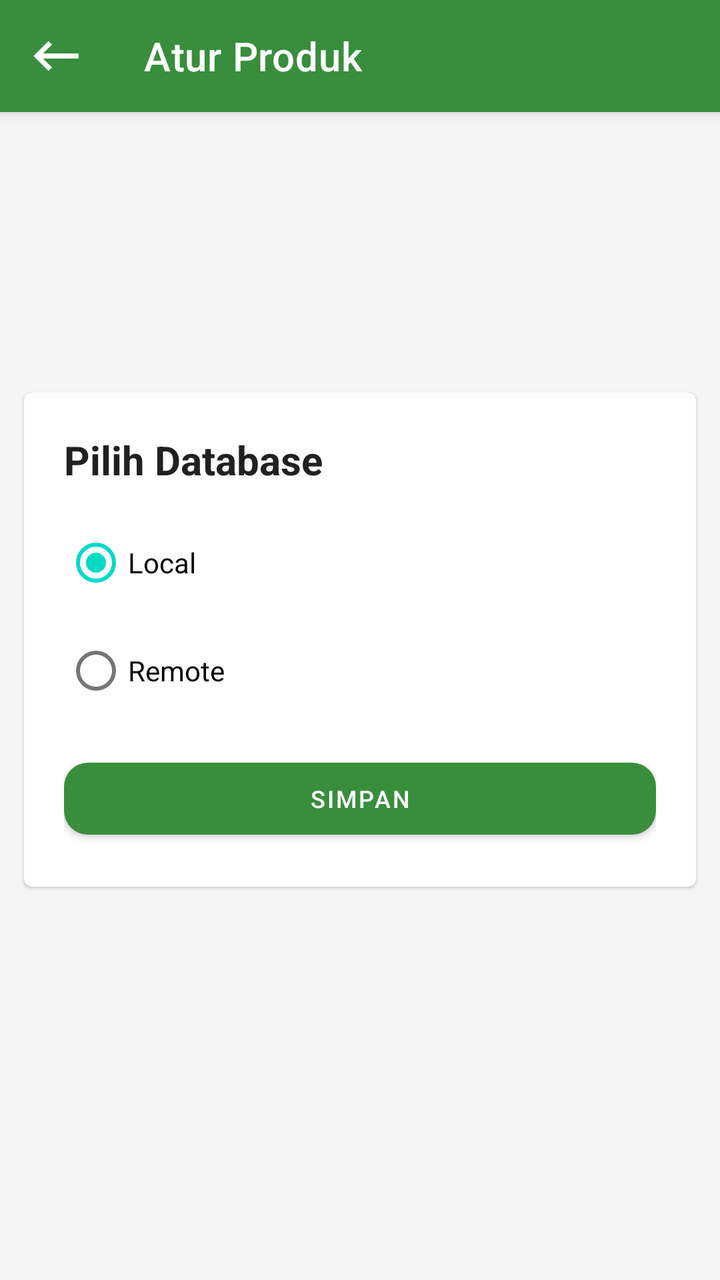
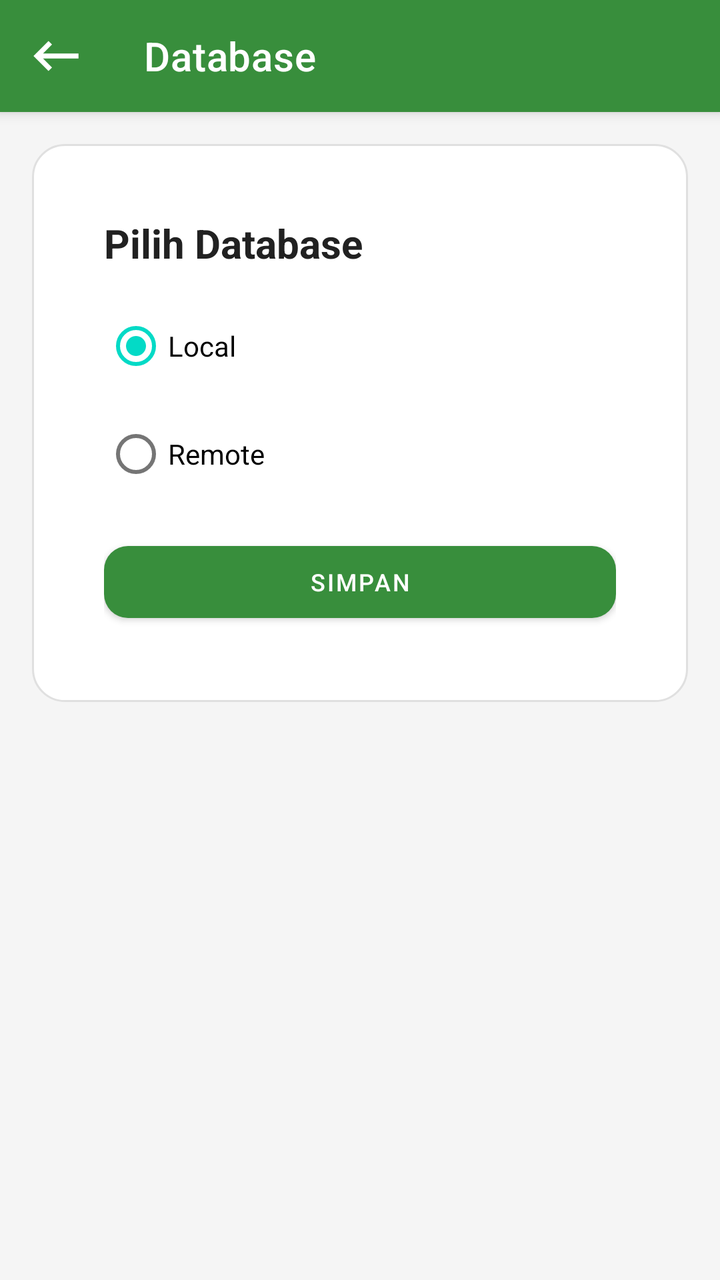

The first picture is an Android layout as it rendered before a commit; the second is the same layout after the commit. The layout source and the unified diff follow.
<!-- AndroidManifest.xml: application theme Theme.DasPos -->
<!-- res/layout/activity_select_database.xml -->
<?xml version="1.0" encoding="utf-8"?>
<FrameLayout xmlns:android="http://schemas.android.com/apk/res/android"
    xmlns:app="http://schemas.android.com/apk/res-auto"
    android:layout_width="match_parent"
    android:layout_height="match_parent"
    android:background="@color/warm_gray">

    <com.google.android.material.appbar.MaterialToolbar
        android:id="@+id/toolbar"
        style="@style/DasPosToolbar"
        android:layout_width="match_parent"
        android:layout_height="?attr/actionBarSize"
        app:navigationIcon="@drawable/ic_back"
        app:title="@string/manage_products" />

    <com.google.android.material.card.MaterialCardView
        android:layout_width="match_parent"
        android:layout_height="wrap_content"
        android:layout_gravity="center"
        android:layout_marginHorizontal="12dp"
        android:backgroundTint="@color/surface_white"
        android:elevation="2dp">

        <LinearLayout
            android:layout_width="match_parent"
            android:layout_height="wrap_content"
            android:orientation="vertical"
            android:padding="20dp">

            <TextView
                android:layout_width="wrap_content"
                android:layout_height="wrap_content"
                android:text="@string/select_database"
                android:textColor="@color/text_primary"
                android:textSize="20sp"
                android:textStyle="bold" />

            <RadioGroup
                android:id="@+id/rgDatabase"
                android:layout_width="match_parent"
                android:layout_height="wrap_content"
                android:layout_marginTop="14dp"
                android:orientation="vertical">

                <RadioButton
                    android:id="@+id/rbLocal"
                    android:layout_width="wrap_content"
                    android:layout_height="wrap_content"
                    android:checked="true"
                    android:text="@string/local_database" />

                <RadioButton
                    android:id="@+id/rbRemote"
                    android:layout_width="wrap_content"
                    android:layout_height="wrap_content"
                    android:layout_marginTop="6dp"
                    android:text="@string/remote_database" />
            </RadioGroup>

            <LinearLayout
                android:id="@+id/layoutRemote"
                android:layout_width="match_parent"
                android:layout_height="wrap_content"
                android:layout_marginTop="14dp"
                android:orientation="vertical"
                android:visibility="gone">

                <TextView
                    android:layout_width="wrap_content"
                    android:layout_height="wrap_content"
                    android:text="IP Address"
                    android:textColor="@color/text_secondary"
                    android:textSize="12sp" />

                <EditText
                    android:id="@+id/etDbIp"
                    android:layout_width="match_parent"
                    android:layout_height="wrap_content"
                    android:layout_marginTop="6dp"
                    android:background="@drawable/bg_input"
                    android:padding="12dp"
                    android:textSize="14sp" />

                <TextView
                    android:layout_width="wrap_content"
                    android:layout_height="wrap_content"
                    android:layout_marginTop="10dp"
                    android:text="Port"
                    android:textColor="@color/text_secondary"
                    android:textSize="12sp" />

                <EditText
                    android:id="@+id/etDbPort"
                    android:layout_width="match_parent"
                    android:layout_height="wrap_content"
                    android:layout_marginTop="6dp"
                    android:background="@drawable/bg_input"
                    android:inputType="number"
                    android:padding="12dp"
                    android:textSize="14sp" />

                <TextView
                    android:layout_width="wrap_content"
                    android:layout_height="wrap_content"
                    android:layout_marginTop="10dp"
                    android:text="@string/label_username"
                    android:textColor="@color/text_secondary"
                    android:textSize="12sp" />

                <EditText
                    android:id="@+id/etDbUsername"
                    android:layout_width="match_parent"
                    android:layout_height="wrap_content"
                    android:layout_marginTop="6dp"
                    android:background="@drawable/bg_input"
                    android:padding="12dp"
                    android:textSize="14sp" />

                <TextView
                    android:layout_width="wrap_content"
                    android:layout_height="wrap_content"
                    android:layout_marginTop="10dp"
                    android:text="@string/label_password"
                    android:textColor="@color/text_secondary"
                    android:textSize="12sp" />

                <EditText
                    android:id="@+id/etDbPassword"
                    android:layout_width="match_parent"
                    android:layout_height="wrap_content"
                    android:layout_marginTop="6dp"
                    android:background="@drawable/bg_input"
                    android:padding="12dp"
                    android:textSize="14sp" />

                <com.google.android.material.button.MaterialButton
                    android:id="@+id/btnTestConnection"
                    style="@style/DasPosGrayButton"
                    android:layout_width="match_parent"
                    android:layout_height="wrap_content"
                    android:layout_marginTop="12dp"
                    android:text="@string/test_connection" />
            </LinearLayout>

            <com.google.android.material.button.MaterialButton
                android:id="@+id/btnSaveDatabase"
                style="@style/DasPosPrimaryButton"
                android:layout_width="match_parent"
                android:layout_height="wrap_content"
                android:layout_marginTop="16dp"
                android:text="@string/save" />
        </LinearLayout>
    </com.google.android.material.card.MaterialCardView>
</FrameLayout>
<!-- resources referenced by this layout -->
<resources>
  <color name="surface_white">#FFFFFF</color>
  <color name="text_primary">#212121</color>
  <color name="text_secondary">#666666</color>
  <color name="warm_gray">#F5F5F5</color>
  <!-- drawable bg_input (drawable) -->
  <?xml version="1.0" encoding="utf-8"?>
  
  <shape xmlns:android="http://schemas.android.com/apk/res/android">
      <solid android:color="@color/surface_white" />
      <corners android:radius="16dp" />
      <padding android:left="16dp" android:top="16dp" android:right="16dp" android:bottom="16dp" />
      <stroke android:width="1dp" android:color="@color/divider" />
  </shape>
  <!-- drawable ic_back (drawable) -->
  <vector xmlns:android="http://schemas.android.com/apk/res/android"
      android:width="30dp"
      android:height="30dp"
      android:tint="#FFFFFF"
      android:viewportWidth="24"
      android:viewportHeight="24">
      <path
          android:fillColor="@android:color/white"
          android:pathData="M21,11H6.83l3.58,-3.59L9,6l-6,6 6,6 1.41,-1.41L6.83,13H21z" />
  </vector>
  <string name="label_password">Password</string>
  <string name="label_username">Username</string>
  <string name="local_database">Local</string>
  <string name="manage_products">Atur Produk</string>
  <string name="remote_database">Remote</string>
  <string name="save">Simpan</string>
  <string name="select_database">Pilih Database</string>
  <string name="test_connection">Tes Koneksi</string>
  <style name="DasPosGrayButton" parent="Widget.MaterialComponents.Button">
          <item name="backgroundTint">@color/button_gray</item>
          <item name="android:textColor">@android:color/black</item>
          <item name="android:textSize">12sp</item>
          <item name="cornerRadius">12dp</item>
          <item name="android:minHeight">48dp</item>
      </style>
  <style name="DasPosPrimaryButton" parent="Widget.MaterialComponents.Button">
          <item name="backgroundTint">@color/primary_green</item>
          <item name="android:textColor">@color/surface_white</item>
          <item name="android:textSize">12sp</item>
          <item name="cornerRadius">12dp</item>
          <item name="android:minHeight">48dp</item>
      </style>
  <style name="DasPosToolbar" parent="Widget.MaterialComponents.Toolbar.Primary">
          <item name="android:background">@color/primary_green</item>
          <item name="titleTextColor">@color/surface_white</item>
          <item name="navigationIconTint">@color/surface_white</item>
      </style>
  <style name="Theme.DasPos" parent="Theme.MaterialComponents.Light.NoActionBar">
          <item name="colorPrimary">@color/primary_green</item>
          <item name="colorPrimaryVariant">@color/primary_green_dark</item>
          <item name="colorOnPrimary">@color/surface_white</item>
          <item name="colorSurface">@color/surface_white</item>
          <item name="android:statusBarColor">@color/primary_green_dark</item>
      </style>
  <color name="divider">#E0E0E0</color>
  <color name="button_gray">#BDBDBD</color>
  <color name="primary_green">#388E3C</color>
  <color name="primary_green_dark">#2E7D32</color>
</resources>

<!-- the commit's change to res/layout/activity_select_database.xml (unified diff, before → after) -->
@@ -1,9 +1,10 @@
 <?xml version="1.0" encoding="utf-8"?>
-<FrameLayout xmlns:android="http://schemas.android.com/apk/res/android"
+<LinearLayout xmlns:android="http://schemas.android.com/apk/res/android"
     xmlns:app="http://schemas.android.com/apk/res-auto"
     android:layout_width="match_parent"
     android:layout_height="match_parent"
-    android:background="@color/warm_gray">
+    android:background="@color/warm_gray"
+    android:orientation="vertical">
 
     <com.google.android.material.appbar.MaterialToolbar
         android:id="@+id/toolbar"
@@ -11,144 +12,154 @@
         android:layout_width="match_parent"
         android:layout_height="?attr/actionBarSize"
         app:navigationIcon="@drawable/ic_back"
-        app:title="@string/manage_products" />
+        app:title="@string/database" />
 
-    <com.google.android.material.card.MaterialCardView
+    <ScrollView
         android:layout_width="match_parent"
-        android:layout_height="wrap_content"
-        android:layout_gravity="center"
-        android:layout_marginHorizontal="12dp"
-        android:backgroundTint="@color/surface_white"
-        android:elevation="2dp">
+        android:layout_height="wrap_content">
 
         <LinearLayout
             android:layout_width="match_parent"
             android:layout_height="wrap_content"
+            android:padding="16dp">
+
+            <LinearLayout
+            android:layout_width="match_parent"
+            android:layout_height="wrap_content"
+            android:background="@drawable/bg_card"
             android:orientation="vertical"
-            android:padding="20dp">
+            android:padding="16dp">
 
-            <TextView
-                android:layout_width="wrap_content"
-                android:layout_height="wrap_content"
-                android:text="@string/select_database"
-                android:textColor="@color/text_primary"
-                android:textSize="20sp"
-                android:textStyle="bold" />
-
-            <RadioGroup
-                android:id="@+id/rgDatabase"
+            <LinearLayout
                 android:layout_width="match_parent"
                 android:layout_height="wrap_content"
-                android:layout_marginTop="14dp"
-                android:orientation="vertical">
-
-                <RadioButton
-                    android:id="@+id/rbLocal"
-                    android:layout_width="wrap_content"
-                    android:layout_height="wrap_content"
-                    android:checked="true"
-                    android:text="@string/local_database" />
-
-                <RadioButton
-                    android:id="@+id/rbRemote"
-                    android:layout_width="wrap_content"
-                    android:layout_height="wrap_content"
-                    android:layout_marginTop="6dp"
-                    android:text="@string/remote_database" />
-            </RadioGroup>
-
-            <LinearLayout
-                android:id="@+id/layoutRemote"
-                android:layout_width="match_parent"
-                android:layout_height="wrap_content"
-                android:layout_marginTop="14dp"
                 android:orientation="vertical"
-                android:visibility="gone">
+                android:padding="20dp">
 
                 <TextView
                     android:layout_width="wrap_content"
                     android:layout_height="wrap_content"
-                    android:text="IP Address"
-                    android:textColor="@color/text_secondary"
-                    android:textSize="12sp" />
+                    android:text="@string/select_database"
+                    android:textColor="@color/text_primary"
+                    android:textSize="20sp"
+                    android:textStyle="bold" />
 
-                <EditText
-                    android:id="@+id/etDbIp"
+                <RadioGroup
+                    android:id="@+id/rgDatabase"
                     android:layout_width="match_parent"
                     android:layout_height="wrap_content"
-                    android:layout_marginTop="6dp"
-                    android:background="@drawable/bg_input"
-                    android:padding="12dp"
-                    android:textSize="14sp" />
+                    android:layout_marginTop="14dp"
+                    android:orientation="vertical">
 
-                <TextView
-                    android:layout_width="wrap_content"
-                    android:layout_height="wrap_content"
-                    android:layout_marginTop="10dp"
-                    android:text="Port"
-                    android:textColor="@color/text_secondary"
-                    android:textSize="12sp" />
+                    <RadioButton
+                        android:id="@+id/rbLocal"
+                        android:layout_width="wrap_content"
+                        android:layout_height="wrap_content"
+                        android:checked="true"
+                        android:text="@string/local_database" />
 
-                <EditText
-                    android:id="@+id/etDbPort"
+                    <RadioButton
+                        android:id="@+id/rbRemote"
+                        android:layout_width="wrap_content"
+                        android:layout_height="wrap_content"
+                        android:layout_marginTop="6dp"
+                        android:text="@string/remote_database" />
+                </RadioGroup>
+
+                <LinearLayout
+                    android:id="@+id/layoutRemote"
                     android:layout_width="match_parent"
                     android:layout_height="wrap_content"
-                    android:layout_marginTop="6dp"
-                    android:background="@drawable/bg_input"
-                    android:inputType="number"
-                    android:padding="12dp"
-                    android:textSize="14sp" />
+                    android:layout_marginTop="14dp"
+                    android:orientation="vertical"
+                    android:visibility="gone">
 
-                <TextView
-                    android:layout_width="wrap_content"
-                    android:layout_height="wrap_content"
-                    android:layout_marginTop="10dp"
-                    android:text="@string/label_username"
-                    android:textColor="@color/text_secondary"
-                    android:textSize="12sp" />
+                    <TextView
+                        android:layout_width="wrap_content"
+                        android:layout_height="wrap_content"
+                        android:text="IP Address"
+                        android:textColor="@color/text_secondary"
+                        android:textSize="12sp" />
 
-                <EditText
-                    android:id="@+id/etDbUsername"
+                    <EditText
+                        android:id="@+id/etDbIp"
+                        android:layout_width="match_parent"
+                        android:layout_height="wrap_content"
+                        android:layout_marginTop="6dp"
+                        android:background="@drawable/bg_input"
+                        android:padding="12dp"
+                        android:textSize="14sp" />
+
+                    <TextView
+                        android:layout_width="wrap_content"
+                        android:layout_height="wrap_content"
+                        android:layout_marginTop="10dp"
+                        android:text="Port"
+                        android:textColor="@color/text_secondary"
+                        android:textSize="12sp" />
+
+                    <EditText
+                        android:id="@+id/etDbPort"
+                        android:layout_width="match_parent"
+                        android:layout_height="wrap_content"
+                        android:layout_marginTop="6dp"
+                        android:background="@drawable/bg_input"
+                        android:inputType="number"
+                        android:padding="12dp"
+                        android:textSize="14sp" />
+
+                    <TextView
+                        android:layout_width="wrap_content"
+                        android:layout_height="wrap_content"
+                        android:layout_marginTop="10dp"
+                        android:text="@string/label_username"
+                        android:textColor="@color/text_secondary"
+                        android:textSize="12sp" />
+
+                    <EditText
+                        android:id="@+id/etDbUsername"
+                        android:layout_width="match_parent"
+                        android:layout_height="wrap_content"
+                        android:layout_marginTop="6dp"
+                        android:background="@drawable/bg_input"
+                        android:padding="12dp"
+                        android:textSize="14sp" />
+
+                    <TextView
+                        android:layout_width="wrap_content"
+                        android:layout_height="wrap_content"
+                        android:layout_marginTop="10dp"
+                        android:text="@string/label_password"
+                        android:textColor="@color/text_secondary"
+                        android:textSize="12sp" />
+
+                    <EditText
+                        android:id="@+id/etDbPassword"
+                        android:layout_width="match_parent"
+                        android:layout_height="wrap_content"
+                        android:layout_marginTop="6dp"
+                        android:background="@drawable/bg_input"
+                        android:padding="12dp"
+                        android:textSize="14sp" />
+
+                    <com.google.android.material.button.MaterialButton
+                        android:id="@+id/btnTestConnection"
+                        style="@style/DasPosGrayButton"
+                        android:layout_width="match_parent"
+                        android:layout_height="wrap_content"
+                        android:layout_marginTop="12dp"
+                        android:text="@string/test_connection" />
+                </LinearLayout>
+
+                <com.google.android.material.button.MaterialButton
+                    android:id="@+id/btnSaveDatabase"
+                    style="@style/DasPosPrimaryButton"
                     android:layout_width="match_parent"
                     android:layout_height="wrap_content"
-                    android:layout_marginTop="6dp"
-                    android:background="@drawable/bg_input"
-                    android:padding="12dp"
-                    android:textSize="14sp" />
-
-                <TextView
-                    android:layout_width="wrap_content"
-                    android:layout_height="wrap_content"
-                    android:layout_marginTop="10dp"
-                    android:text="@string/label_password"
-                    android:textColor="@color/text_secondary"
-                    android:textSize="12sp" />
-
-                <EditText
-                    android:id="@+id/etDbPassword"
-                    android:layout_width="match_parent"
-                    android:layout_height="wrap_content"
-                    android:layout_marginTop="6dp"
-                    android:background="@drawable/bg_input"
-                    android:padding="12dp"
-                    android:textSize="14sp" />
-
-                <com.google.android.material.button.MaterialButton
-                    android:id="@+id/btnTestConnection"
-                    style="@style/DasPosGrayButton"
-                    android:layout_width="match_parent"
-                    android:layout_height="wrap_content"
-                    android:layout_marginTop="12dp"
-                    android:text="@string/test_connection" />
+                    android:layout_marginTop="16dp"
+                    android:text="@string/save" />
             </LinearLayout>
-
-            <com.google.android.material.button.MaterialButton
-                android:id="@+id/btnSaveDatabase"
-                style="@style/DasPosPrimaryButton"
-                android:layout_width="match_parent"
-                android:layout_height="wrap_content"
-                android:layout_marginTop="16dp"
-                android:text="@string/save" />
         </LinearLayout>
-    </com.google.android.material.card.MaterialCardView>
-</FrameLayout>
+        </LinearLayout>
+    </ScrollView>
+</LinearLayout>
<!-- resource entries referenced after the edit -->
@@ -4,6 +4,14 @@
   <color name="text_primary">#212121</color>
   <color name="text_secondary">#666666</color>
   <color name="warm_gray">#F5F5F5</color>
+  <!-- drawable bg_card (drawable) -->
+  <?xml version="1.0" encoding="utf-8"?>
+  <shape xmlns:android="http://schemas.android.com/apk/res/android">
+      <solid android:color="@color/surface_white" />
+      <corners android:radius="16dp" />
+      <padding android:left="16dp" android:top="16dp" android:right="16dp" android:bottom="16dp" />
+      <stroke android:width="1dp" android:color="@color/divider" />
+  </shape>
   <!-- drawable bg_input (drawable) -->
   <?xml version="1.0" encoding="utf-8"?>
   
@@ -24,10 +32,10 @@
           android:fillColor="@android:color/white"
           android:pathData="M21,11H6.83l3.58,-3.59L9,6l-6,6 6,6 1.41,-1.41L6.83,13H21z" />
   </vector>
+  <string name="database">Database</string>
   <string name="label_password">Password</string>
   <string name="label_username">Username</string>
   <string name="local_database">Local</string>
-  <string name="manage_products">Atur Produk</string>
   <string name="remote_database">Remote</string>
   <string name="save">Simpan</string>
   <string name="select_database">Pilih Database</string>
